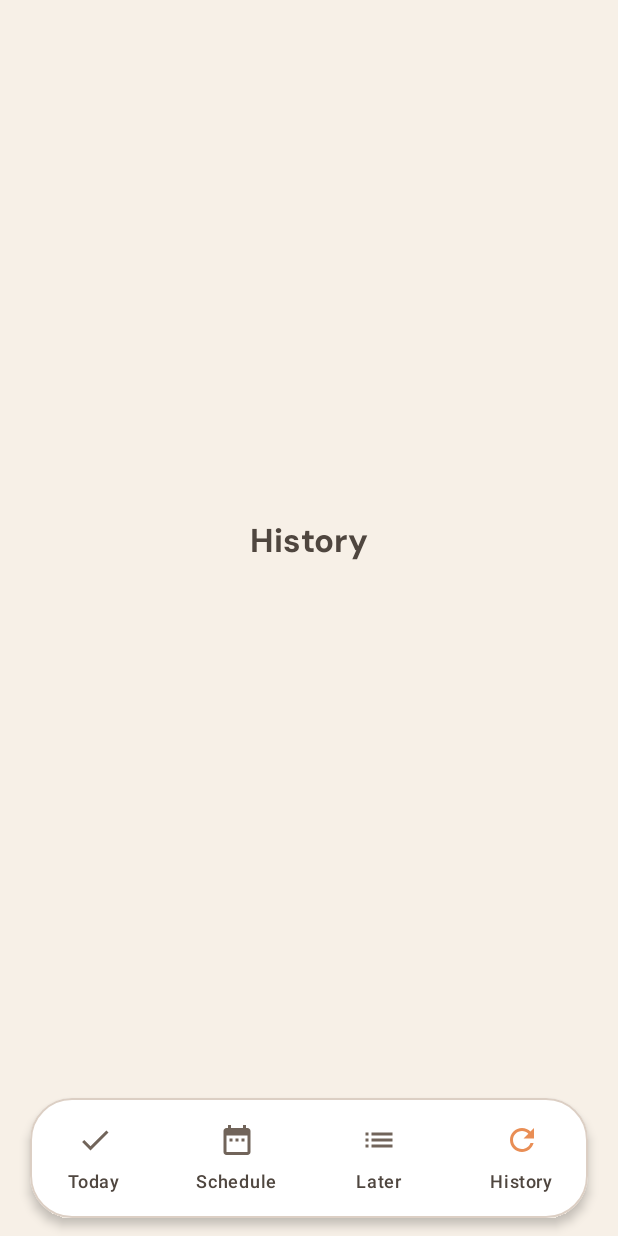
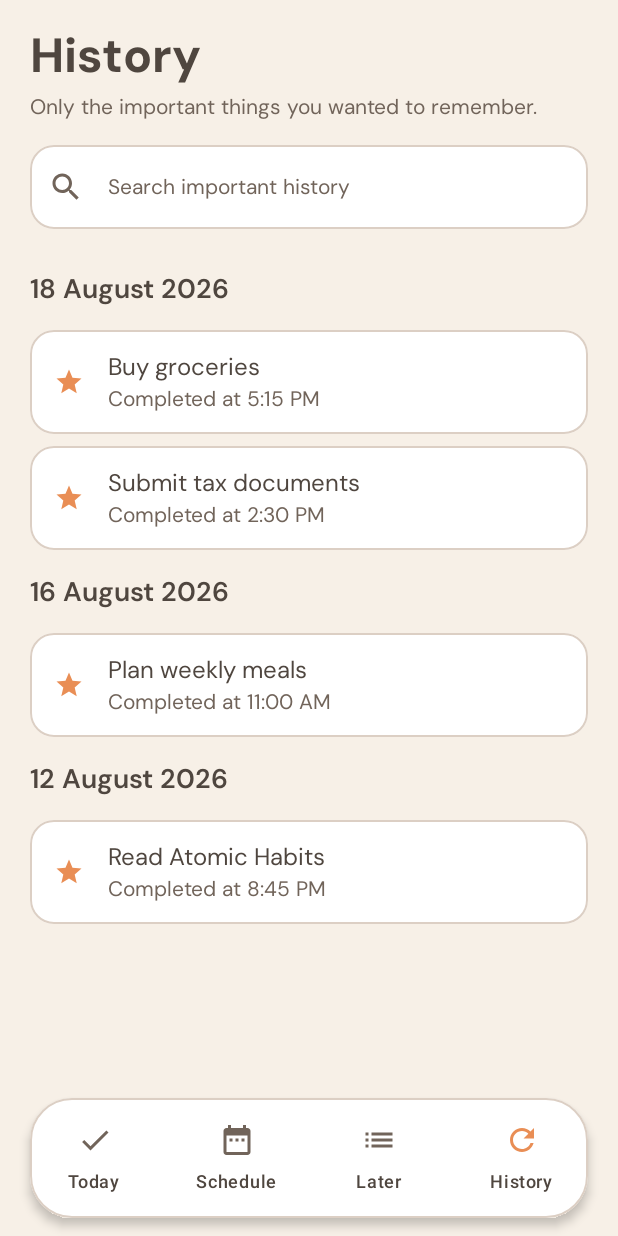
Before and after one commit to vikasvarma34/day-by-day, an Android app built with Jetpack Compose: the screen it shows after launch (MainActivity), item 4 of the bottom bar chosen, on a phone screen of 412 x 824 dp. Run offline under Robolectric (Android 15) with nearby library versions, the light colour scheme and no system bars; our stand-ins replace Navigation 3.

Commit message:
feat(android): implement History screen

```diff
--- a/android/app/src/main/java/com/vikaspokala/daybyday/ui/AppShell.kt
+++ b/android/app/src/main/java/com/vikaspokala/daybyday/ui/AppShell.kt
@@ -24,8 +24,8 @@ import androidx.navigation3.runtime.NavKey
 import androidx.navigation3.runtime.rememberNavBackStack
 import androidx.navigation3.ui.NavDisplay
 import com.vikaspokala.daybyday.ui.navigation.Screen
-import com.vikaspokala.daybyday.ui.screens.HistoryScreen
 import com.vikaspokala.daybyday.ui.screens.SettingsScreen
+import com.vikaspokala.daybyday.ui.screens.history.HistoryScreen
 import com.vikaspokala.daybyday.ui.screens.later.LaterScreen
 import com.vikaspokala.daybyday.ui.screens.later.LaterViewModel
 import com.vikaspokala.daybyday.ui.screens.schedule.ScheduleScreen
--- a/android/app/src/main/java/com/vikaspokala/daybyday/ui/fake/FakePlannerData.kt
+++ b/android/app/src/main/java/com/vikaspokala/daybyday/ui/fake/FakePlannerData.kt
@@ -1,6 +1,7 @@
 package com.vikaspokala.daybyday.ui.fake
 
 import java.time.LocalDate
+import com.vikaspokala.daybyday.ui.screens.history.HistoryTaskItem
 import com.vikaspokala.daybyday.ui.screens.later.LaterTaskItem
 import com.vikaspokala.daybyday.ui.screens.schedule.ScheduleTaskItem
 import com.vikaspokala.daybyday.ui.screens.today.TaskItem
@@ -141,4 +142,37 @@ object FakePlannerData {
             )
         )
     }
+
+    fun getHistoryDemoTasks(referenceDate: LocalDate = LocalDate.now()): List<HistoryTaskItem> {
+        return listOf(
+            HistoryTaskItem(
+                id = "h1",
+                title = "Buy groceries",
+                completedDate = referenceDate.minusDays(1),
+                completedAtTime = "5:15 PM",
+                completedAtMinutes = 1035
+            ),
+            HistoryTaskItem(
+                id = "h2",
+                title = "Submit tax documents",
+                completedDate = referenceDate.minusDays(1),
+                completedAtTime = "2:30 PM",
+                completedAtMinutes = 870
+            ),
+            HistoryTaskItem(
+                id = "h3",
+                title = "Plan weekly meals",
+                completedDate = referenceDate.minusDays(3),
+                completedAtTime = "11:00 AM",
+                completedAtMinutes = 660
+            ),
+            HistoryTaskItem(
+                id = "h4",
+                title = "Read Atomic Habits",
+                completedDate = referenceDate.minusDays(7),
+                completedAtTime = "8:45 PM",
+                completedAtMinutes = 1245
+            )
+        )
+    }
 }
--- a/android/app/src/main/java/com/vikaspokala/daybyday/ui/screens/PlaceholderScreens.kt
+++ b/android/app/src/main/java/com/vikaspokala/daybyday/ui/screens/PlaceholderScreens.kt
@@ -7,11 +7,6 @@ import androidx.compose.material3.Text
 import androidx.compose.runtime.Composable
 import androidx.compose.ui.Alignment
 import androidx.compose.ui.Modifier
-
-@Composable
-fun HistoryScreen() {
-    PlaceholderView(title = "History")
-}
 
 @Composable
 fun SettingsScreen() {
--- /dev/null
+++ b/android/app/src/main/java/com/vikaspokala/daybyday/ui/screens/history/HistoryScreen.kt
@@ -0,0 +1,236 @@
+package com.vikaspokala.daybyday.ui.screens.history
+
+import java.time.format.DateTimeFormatter
+import java.util.Locale
+import androidx.compose.foundation.BorderStroke
+import androidx.compose.foundation.background
+import androidx.compose.foundation.layout.Box
+import androidx.compose.foundation.layout.Column
+import androidx.compose.foundation.layout.PaddingValues
+import androidx.compose.foundation.layout.Row
+import androidx.compose.foundation.layout.Spacer
+import androidx.compose.foundation.layout.fillMaxSize
+import androidx.compose.foundation.layout.fillMaxWidth
+import androidx.compose.foundation.layout.height
+import androidx.compose.foundation.layout.padding
+import androidx.compose.foundation.layout.size
+import androidx.compose.foundation.layout.width
+import androidx.compose.foundation.lazy.LazyColumn
+import androidx.compose.foundation.shape.RoundedCornerShape
+import androidx.compose.material.icons.Icons
+import androidx.compose.material.icons.filled.Clear
+import androidx.compose.material.icons.filled.Search
+import androidx.compose.material.icons.filled.Star
+import androidx.compose.material3.Icon
+import androidx.compose.material3.IconButton
+import androidx.compose.material3.MaterialTheme
+import androidx.compose.material3.OutlinedTextField
+import androidx.compose.material3.OutlinedTextFieldDefaults
+import androidx.compose.material3.Surface
+import androidx.compose.material3.Text
+import androidx.compose.runtime.Composable
+import androidx.compose.runtime.collectAsState
+import androidx.compose.runtime.getValue
+import androidx.compose.runtime.remember
+import androidx.compose.ui.Alignment
+import androidx.compose.ui.Modifier
+import androidx.compose.ui.graphics.Color
+import androidx.compose.ui.unit.dp
+import androidx.lifecycle.viewmodel.compose.viewModel
+import com.vikaspokala.daybyday.ui.theme.DayByDayAccent
+import com.vikaspokala.daybyday.ui.theme.DayByDayBackground
+import com.vikaspokala.daybyday.ui.theme.DayByDayNeutralBorder
+import com.vikaspokala.daybyday.ui.theme.DayByDayPrimaryText
+import com.vikaspokala.daybyday.ui.theme.DayByDaySecondaryText
+import com.vikaspokala.daybyday.ui.theme.DayByDaySurface
+
+@Composable
+fun HistoryScreen(
+    modifier: Modifier = Modifier,
+    viewModel: HistoryViewModel = viewModel()
+) {
+    val tasks by viewModel.tasks.collectAsState()
+    val searchQuery by viewModel.searchQuery.collectAsState()
+
+    val filteredGroupedHistory = remember(tasks, searchQuery) {
+        viewModel.getFilteredGroupedHistory(searchQuery, tasks)
+    }
+
+    val dateFormatter = remember { DateTimeFormatter.ofPattern("d MMMM yyyy", Locale.ENGLISH) }
+
+    Box(
+        modifier = modifier
+            .fillMaxSize()
+            .background(DayByDayBackground)
+    ) {
+        LazyColumn(
+            modifier = Modifier.fillMaxSize(),
+            contentPadding = PaddingValues(bottom = 120.dp)
+        ) {
+            // Header Section
+            item {
+                Column(
+                    modifier = Modifier
+                        .fillMaxWidth()
+                        .padding(horizontal = 20.dp, vertical = 16.dp)
+                ) {
+                    Text(
+                        text = "History",
+                        style = MaterialTheme.typography.displayLarge,
+                        color = DayByDayPrimaryText
+                    )
+                    Spacer(modifier = Modifier.height(4.dp))
+                    Text(
+                        text = "Only the important things you wanted to remember.",
+                        style = MaterialTheme.typography.bodyMedium,
+                        color = DayByDaySecondaryText
+                    )
+                    Spacer(modifier = Modifier.height(16.dp))
+
+                    // Search Input Field
+                    OutlinedTextField(
+                        value = searchQuery,
+                        onValueChange = { viewModel.updateSearchQuery(it) },
+                        placeholder = {
+                            Text(
+                                text = "Search important history",
+                                color = DayByDaySecondaryText,
+                                style = MaterialTheme.typography.bodyMedium
+                            )
+                        },
+                        leadingIcon = {
+                            Icon(
+                                imageVector = Icons.Default.Search,
+                                contentDescription = null,
+                                tint = DayByDaySecondaryText
+                            )
+                        },
+                        trailingIcon = {
+                            if (searchQuery.isNotEmpty()) {
+                                IconButton(onClick = { viewModel.updateSearchQuery("") }) {
+                                    Icon(
+                                        imageVector = Icons.Default.Clear,
+                                        contentDescription = "Clear search",
+                                        tint = DayByDaySecondaryText
+                                    )
+                                }
+                            }
+                        },
+                        singleLine = true,
+                        shape = RoundedCornerShape(16.dp),
+                        colors = OutlinedTextFieldDefaults.colors(
+                            focusedContainerColor = DayByDaySurface,
+                            unfocusedContainerColor = DayByDaySurface,
+                            disabledContainerColor = DayByDaySurface,
+                            focusedBorderColor = DayByDayAccent,
+                            unfocusedBorderColor = DayByDayNeutralBorder,
+                            focusedTextColor = DayByDayPrimaryText,
+                            unfocusedTextColor = DayByDayPrimaryText
+                        ),
+                        modifier = Modifier.fillMaxWidth()
+                    )
+                }
+            }
+
+            // Empty States & Grouped History Entries
+            if (tasks.isEmpty()) {
+                item {
+                    Box(
+                        modifier = Modifier
+                            .fillMaxWidth()
+                            .padding(20.dp),
+                        contentAlignment = Alignment.Center
+                    ) {
+                        Text(
+                            text = "No important history yet.",
+                            style = MaterialTheme.typography.bodyMedium,
+                            color = DayByDaySecondaryText
+                        )
+                    }
+                }
+            } else if (filteredGroupedHistory.isEmpty()) {
+                item {
+                    Box(
+                        modifier = Modifier
+                            .fillMaxWidth()
+                            .padding(20.dp),
+                        contentAlignment = Alignment.Center
+                    ) {
+                        Text(
+                            text = "No matching important history.",
+                            style = MaterialTheme.typography.bodyMedium,
+                            color = DayByDaySecondaryText
+                        )
+                    }
+                }
+            } else {
+                filteredGroupedHistory.forEach { (date, itemsForDate) ->
+                    item(key = "header_${date}") {
+                        val dateHeaderStr = date.format(dateFormatter)
+
+                        Text(
+                            text = dateHeaderStr,
+                            style = MaterialTheme.typography.titleMedium,
+                            color = DayByDayPrimaryText,
+                            modifier = Modifier.padding(horizontal = 20.dp, vertical = 12.dp)
+                        )
+                    }
+
+                    items(itemsForDate.size, key = { index -> itemsForDate[index].id }) { index ->
+                        val task = itemsForDate[index]
+                        Box(
+                            modifier = Modifier.padding(horizontal = 20.dp, vertical = 4.dp)
+                        ) {
+                            HistoryCard(task = task)
+                        }
+                    }
+                }
+            }
+        }
+    }
+}
+
+@Composable
+private fun HistoryCard(
+    task: HistoryTaskItem,
+    modifier: Modifier = Modifier
+) {
+    Surface(
+        modifier = modifier.fillMaxWidth(),
+        shape = RoundedCornerShape(16.dp),
+        color = DayByDaySurface,
+        border = BorderStroke(1.dp, DayByDayNeutralBorder)
+    ) {
+        Row(
+            modifier = Modifier
+                .fillMaxWidth()
+                .padding(horizontal = 16.dp, vertical = 14.dp),
+            verticalAlignment = Alignment.CenterVertically
+        ) {
+            Icon(
+                imageVector = Icons.Default.Star,
+                contentDescription = null,
+                tint = DayByDayAccent,
+                modifier = Modifier.size(20.dp)
+            )
+
+            Spacer(modifier = Modifier.width(16.dp))
+
+            Column(
+                modifier = Modifier.weight(1f)
+            ) {
+                Text(
+                    text = task.title,
+                    style = MaterialTheme.typography.bodyLarge,
+                    color = DayByDayPrimaryText
+                )
+                Spacer(modifier = Modifier.height(2.dp))
+                Text(
+                    text = "Completed at ${task.completedAtTime}",
+                    style = MaterialTheme.typography.bodyMedium,
+                    color = DayByDaySecondaryText
+                )
+            }
+        }
+    }
+}
--- /dev/null
+++ b/android/app/src/main/java/com/vikaspokala/daybyday/ui/screens/history/HistoryTaskItem.kt
@@ -0,0 +1,11 @@
+package com.vikaspokala.daybyday.ui.screens.history
+
+import java.time.LocalDate
+
+data class HistoryTaskItem(
+    val id: String,
+    val title: String,
+    val completedDate: LocalDate,
+    val completedAtTime: String,
+    val completedAtMinutes: Int
+)
--- /dev/null
+++ b/android/app/src/main/java/com/vikaspokala/daybyday/ui/screens/history/HistoryViewModel.kt
@@ -0,0 +1,45 @@
+package com.vikaspokala.daybyday.ui.screens.history
+
+import java.time.LocalDate
+import androidx.lifecycle.ViewModel
+import com.vikaspokala.daybyday.ui.fake.FakePlannerData
+import kotlinx.coroutines.flow.MutableStateFlow
+import kotlinx.coroutines.flow.StateFlow
+import kotlinx.coroutines.flow.asStateFlow
+
+class HistoryViewModel(
+    referenceDate: LocalDate = LocalDate.now()
+) : ViewModel() {
+
+    private val _tasks = MutableStateFlow(FakePlannerData.getHistoryDemoTasks(referenceDate))
+    val tasks: StateFlow<List<HistoryTaskItem>> = _tasks.asStateFlow()
+
+    private val _searchQuery = MutableStateFlow("")
+    val searchQuery: StateFlow<String> = _searchQuery.asStateFlow()
+
+    fun updateSearchQuery(query: String) {
+        _searchQuery.value = query
+    }
+
+    fun getFilteredGroupedHistory(
+        query: String = _searchQuery.value,
+        taskList: List<HistoryTaskItem> = _tasks.value
+    ): Map<LocalDate, List<HistoryTaskItem>> {
+        val trimmedQuery = query.trim()
+        val filteredTasks = if (trimmedQuery.isEmpty()) {
+            taskList
+        } else {
+            taskList.filter { it.title.contains(trimmedQuery, ignoreCase = true) }
+        }
+
+        val grouped = filteredTasks.groupBy { it.completedDate }
+        val sortedDates = grouped.keys.sortedDescending()
+
+        val sortedMap = LinkedHashMap<LocalDate, List<HistoryTaskItem>>()
+        for (date in sortedDates) {
+            val dateTasks = grouped[date].orEmpty().sortedByDescending { it.completedAtMinutes }
+            sortedMap[date] = dateTasks
+        }
+        return sortedMap
+    }
+}
```
Also changed, not shown: 1 other file.
